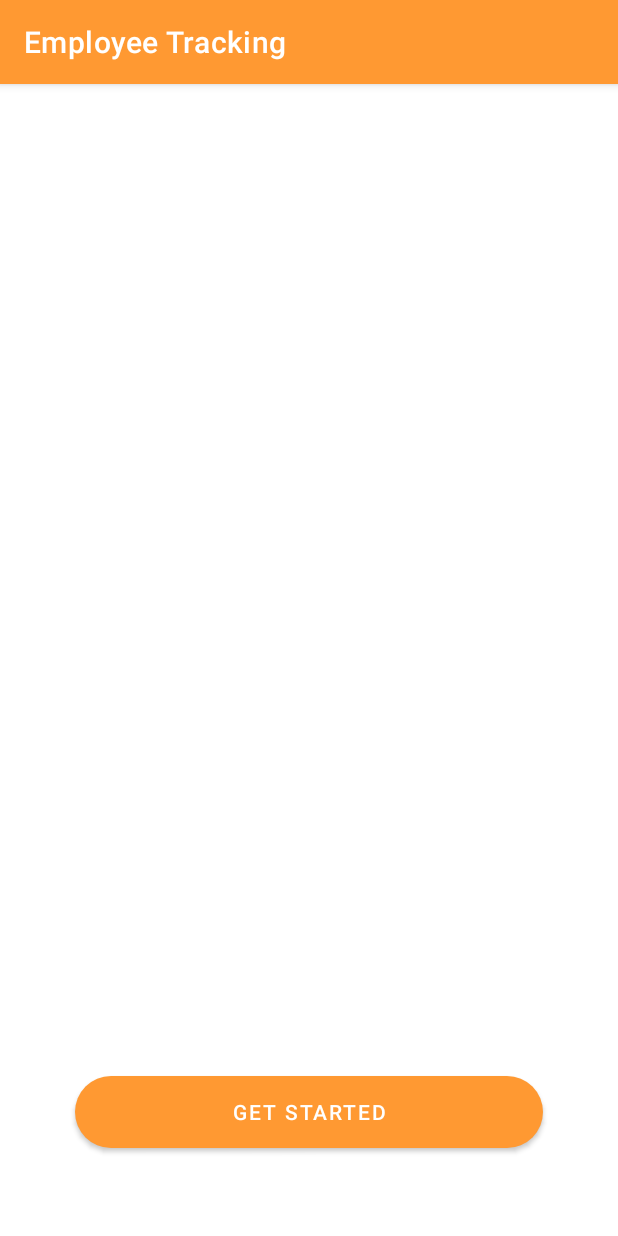
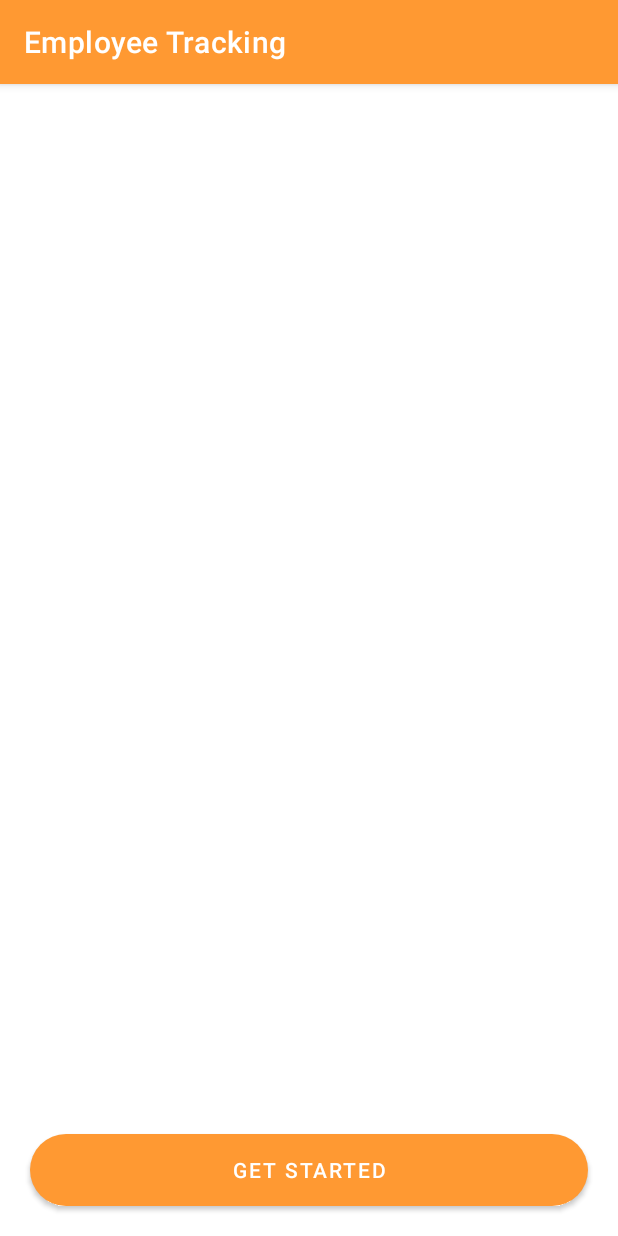
Before and after one commit to laptoplaptop14/Project, an Android app: the screen it shows after launch (GetStart), on a phone screen of 412 x 824 dp. Run offline under Robolectric (Android 15) with nearby library versions, the phone set to English and light mode, and no system bars.

Commit message:
fix issue
->fix employee login issue
->fix delete employee issue
->fix dashboard count isssue
->fix view employee issue

```diff
--- a/app/src/main/java/com/example/employeetracking/AddEmployee.java
+++ b/app/src/main/java/com/example/employeetracking/AddEmployee.java
@@ -96,7 +96,7 @@ public class AddEmployee extends AppCompatActivity {
         db.put("designation",designation);
         db.put("salary",salary);
 
-        ref.child("Employee").child(Userdid).child(name).setValue(db);
+        ref.child("Employee").child(id).setValue(db);
 
         Toast.makeText(this, "Add Employee Successful", Toast.LENGTH_SHORT).show();
 
--- a/app/src/main/java/com/example/employeetracking/AdminDashboard.java
+++ b/app/src/main/java/com/example/employeetracking/AdminDashboard.java
@@ -41,7 +41,7 @@ public class AdminDashboard extends AppCompatActivity {
 
         image=(ImageView)findViewById(R.id.imageView);
         name=(TextView)findViewById(R.id.text1);
-        company=(TextView)findViewById(R.id.text2);
+       // company=(TextView)findViewById(R.id.text2);
 
         text=(TextView)findViewById(R.id.cardtext);
         count=(TextView)findViewById(R.id.countemp);
@@ -75,7 +75,7 @@ public class AdminDashboard extends AppCompatActivity {
     ////////////////////////////////////////////////////////////////////////////////////////////////////////
     private void CountEmployee()
     {
-        ref.child("Employee").child(Uid).addValueEventListener(new ValueEventListener() {
+        ref.child("Employee").orderByChild("Userid").equalTo(Uid).addValueEventListener(new ValueEventListener() {
             @Override
             public void onDataChange(@NonNull DataSnapshot snapshot) {
                 String countemp=String.valueOf(snapshot.getChildrenCount());
--- /dev/null
+++ b/app/src/main/res/drawable/ic_remove.xml
@@ -0,0 +1,5 @@
+<vector android:height="24dp" android:tint="#000000"
+    android:viewportHeight="24" android:viewportWidth="24"
+    android:width="24dp" xmlns:android="http://schemas.android.com/apk/res/android">
+    <path android:fillColor="@android:color/white" android:pathData="M19,6.41L17.59,5 12,10.59 6.41,5 5,6.41 10.59,12 5,17.59 6.41,19 12,13.41 17.59,19 19,17.59 13.41,12z"/>
+</vector>
--- a/app/src/main/res/layout/activity_get_start.xml
+++ b/app/src/main/res/layout/activity_get_start.xml
@@ -1,6 +1,5 @@
 <?xml version="1.0" encoding="utf-8"?>
 <androidx.constraintlayout.widget.ConstraintLayout
-
     xmlns:android="http://schemas.android.com/apk/res/android"
     xmlns:app="http://schemas.android.com/apk/res-auto"
     xmlns:tools="http://schemas.android.com/tools"
@@ -8,40 +7,17 @@
     android:layout_height="match_parent"
     tools:context=".GetStart">
 
-    <ScrollView
-        android:layout_width="match_parent"
-        android:layout_height="match_parent">
-
-        <LinearLayout
-            android:layout_width="match_parent"
-            android:layout_height="wrap_content"
-            android:orientation="vertical" >
-
-            <androidx.constraintlayout.widget.ConstraintLayout
-                android:layout_width="match_parent"
-                android:layout_height="729dp">
-
     <Button
         android:id="@+id/btn"
         android:layout_width="match_parent"
         android:layout_height="wrap_content"
-                    android:layout_marginStart="50dp"
-                    android:layout_marginEnd="50dp"
+        android:layout_marginHorizontal="20dp"
         android:layout_marginBottom="20dp"
         android:background="@drawable/buttonshape"
         android:text="Get Started"
         app:backgroundTint="#FF9932"
         app:layout_constraintBottom_toBottomOf="parent"
         app:layout_constraintEnd_toEndOf="parent"
-                    app:layout_constraintHorizontal_bias="0.535"
-                    app:layout_constraintStart_toStartOf="parent"
-                    app:layout_constraintTop_toTopOf="parent"
-                    app:layout_constraintVertical_bias="1.0" />
+        app:layout_constraintStart_toStartOf="parent" />
 
 </androidx.constraintlayout.widget.ConstraintLayout>
-
-        </LinearLayout>
-
-    </ScrollView>
-
-</androidx.constraintlayout.widget.ConstraintLayout>
--- a/app/src/main/res/layout/activity_view_employee.xml
+++ b/app/src/main/res/layout/activity_view_employee.xml
@@ -1,5 +1,4 @@
 <androidx.recyclerview.widget.RecyclerView
-
     xmlns:android="http://schemas.android.com/apk/res/android"
     xmlns:app="http://schemas.android.com/apk/res-auto"
     xmlns:tools="http://schemas.android.com/tools"
```
Also changed, not shown: app/src/main/java/com/example/employeetracking/EmployeeLogin.java (+31 -36 lines), app/src/main/java/com/example/employeetracking/MyAdpater.java (+18 -3 lines), app/src/main/java/com/example/employeetracking/ViewEmployee.java (+48 -6 lines), app/src/main/java/com/example/employeetracking/View_Employee_Detail.java (+10 -1 lines), app/src/main/java/com/example/employeetracking/model/Employee.java (added, +14 -0 lines), app/src/main/res/layout/activity_select.xml (+3 -13 lines), app/src/main/res/layout/single_row_design.xml (+11 -0 lines). Lines whose indentation alone changed are shown as unchanged.
